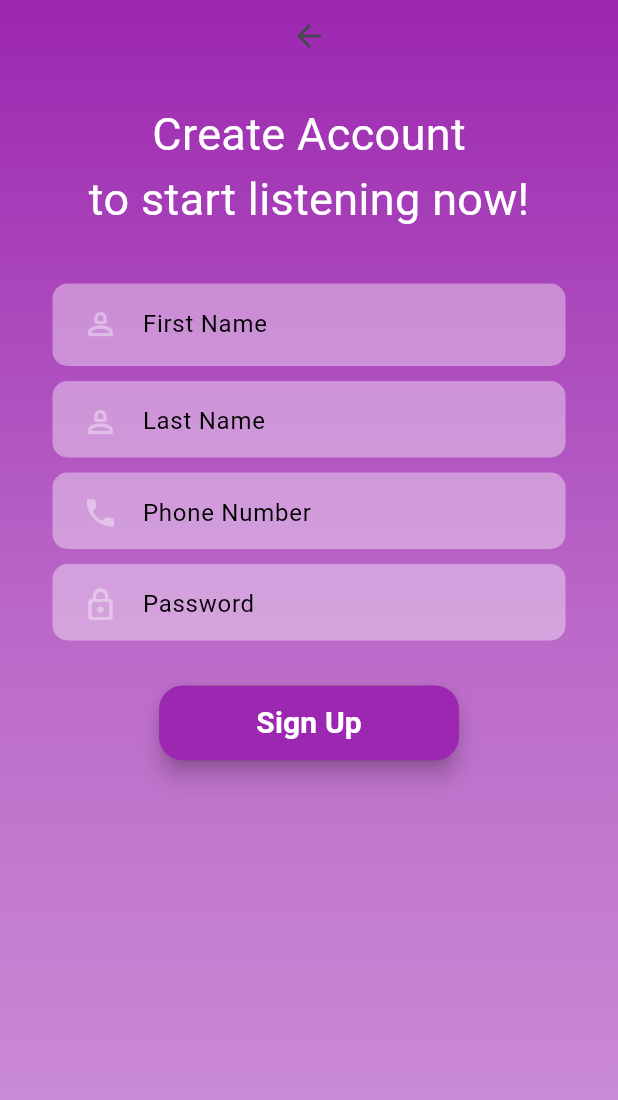
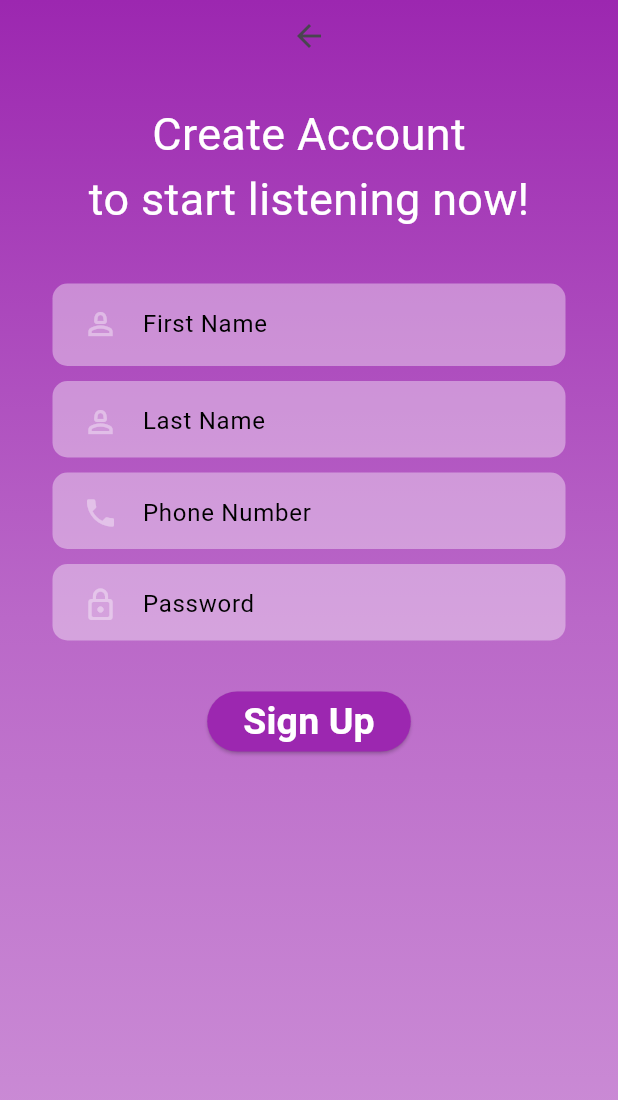
Before and after one commit to angadml/machinetest-story-telling-App, a Flutter app: the screen it shows after launch, after a tap on "sign up", on a phone screen of 412 x 824 dp. Shown: the top 1100 px of the screen. Run offline on Flutter 3.47's test engine with Material 3 defaults, Android fonts, the light colour scheme and no system bars; our stand-ins replace cloud_firestore, dio, file_picker, firebase_auth, firebase_core; missing offline and left inert: storytelling; accounts and stored records are empty; network calls fail.

Commit message:
spacing change

```diff
--- a/lib/createacc.dart
+++ b/lib/createacc.dart
@@ -19,7 +19,7 @@ class _SignupState extends State<Signup> {
 
   apiCall() async {
     try {
-      var response = await dio.post('http://127.0.0.1:8080/auth/signUp', data: {
+      var response = await dio.post('http://10.0.2.2:8080/auth/signUp', data: {
         "firstName": firstName.text,
         "lastName": lastName.text,
         "phoneNumber": phoneNumber.text,
@@ -154,16 +154,10 @@ class _SignupState extends State<Signup> {
                           ),
                         ),
                         const SizedBox(height: 30),
-                        Container(
-                            height: 50,
-                            width: 200,
-                            decoration: BoxDecoration(
-                              color: Colors.lightGreen,
-                              borderRadius: BorderRadius.circular(30),
-                            ),
-                            child: FloatingActionButton.extended(
-                              backgroundColor: Colors.purple,
+                        ElevatedButton(
+
                           onPressed: () {
+
                             apiCall();
                             Navigator.push(
                                 context,
@@ -171,12 +165,16 @@ class _SignupState extends State<Signup> {
                                   builder: (context) => const SignIn(),
                                 ));
                           },
-                              label: const Text("Sign Up",
+                          style: ElevatedButton.styleFrom(
+                            backgroundColor:
+                            Colors.purple,
+                          ),
+                          child:Text("Sign Up",
                               style: TextStyle(
-                                      fontSize: 20,
+                                  fontSize: 25,
                                   fontWeight: FontWeight.w600,
                               color: Colors.white)),
-                            )),
+                        ),
                       ],
                     ),
                   ),
--- a/lib/home.dart
+++ b/lib/home.dart
@@ -14,11 +14,11 @@ class home extends StatefulWidget {
 class _homeState extends State<home> {
   @override
   Widget build(BuildContext context) {
-    var hightM = MediaQuery.of(context).size.height;
+
     return Scaffold(
       body: Stack(children: [
         Container(
-          height: hightM,
+
           width: double.infinity,
           decoration: BoxDecoration(
             gradient: LinearGradient(
@@ -83,27 +83,24 @@ class _homeState extends State<home> {
                       fontWeight: FontWeight.w600,
                       color: Colors.white),
                 )),
-            Row(
-              children: [
-                Padding(
-                  padding: const EdgeInsets.only(
-                      left: 3, right: 4, top: 10, bottom: 0),
-                  child: TextButton(
+            Padding(
+              padding: const EdgeInsets.symmetric(horizontal: 5),
+              child: Row(
+                mainAxisAlignment: MainAxisAlignment.spaceBetween,
+                children: [
+                  TextButton(
                     child: Text('Author login'),
                     onPressed: () {
                       Navigator.push(context,
                           MaterialPageRoute(builder: (context) => auth()));
                     },
                   ),
-                ),
-                Padding(
-                  padding: const EdgeInsets.only(left: 280),
-                  child: TextButton(
+                  TextButton(
                     child: Text('admin login'),
                     onPressed: () {},
                   ),
-                ),
-              ],
+                ],
+              ),
             ),
           ],
         ),
```
Also changed, not shown: lib/author.dart (+47 -17 lines), lib/signin.dart (+4 -14 lines), lib/stories.dart (+9 -16 lines), 1 other file. Lines whose indentation alone changed are shown as unchanged.
